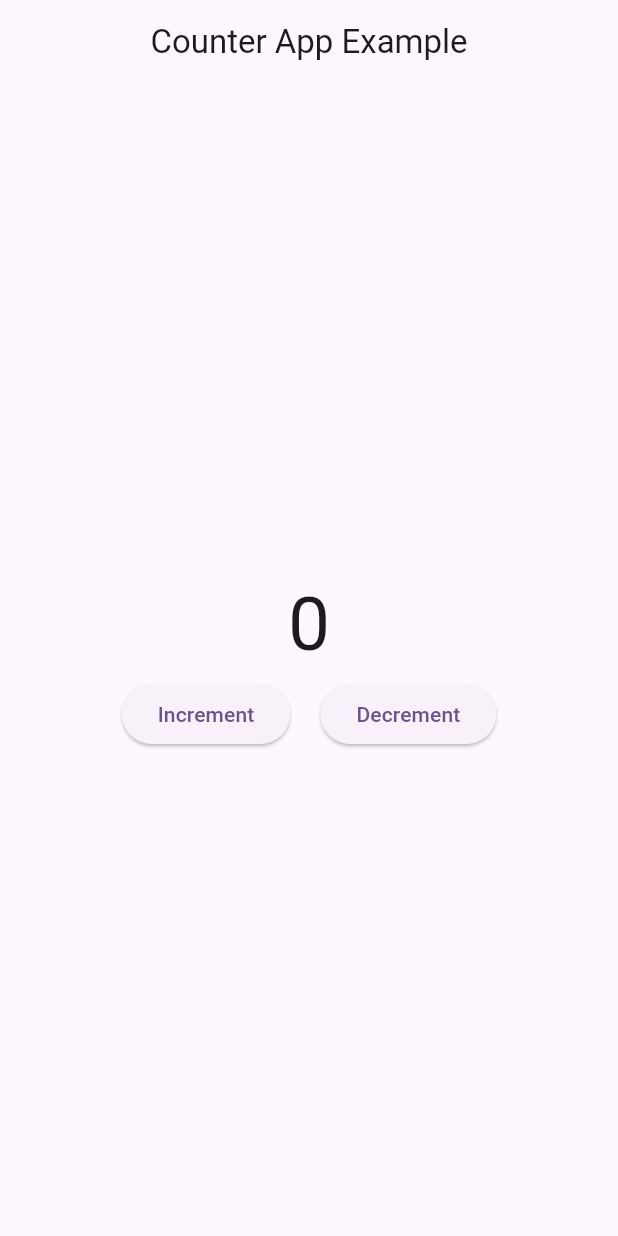
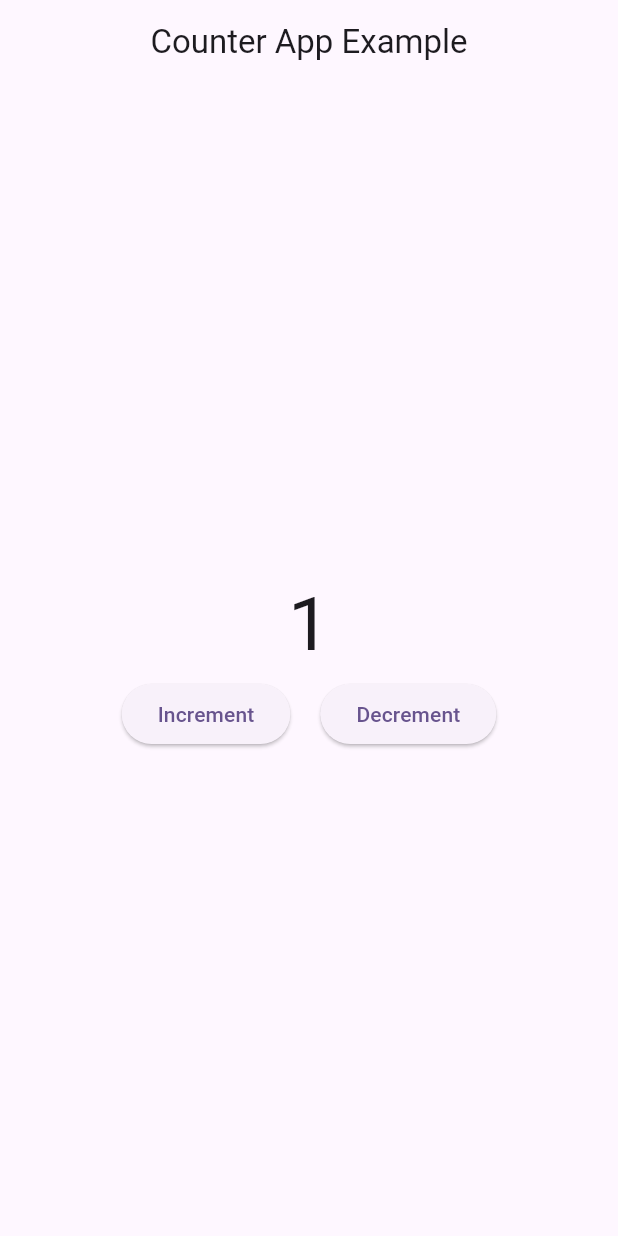
Before and after one commit to waliullah8328/flutter_bloc_project, a Flutter app: the screen it shows after launch, on a phone screen of 412 x 824 dp. Run offline on Flutter 3.47's test engine with Material 3 defaults, Android fonts, the phone set to English and light mode, and no system bars; our stand-ins replace bloc, equatable, flutter_bloc.

Commit message:
counter bloc fully completed

```diff
--- a/lib/bloc/counter/counter_state.dart
+++ b/lib/bloc/counter/counter_state.dart
@@ -5,7 +5,7 @@ class CounterState extends Equatable{
   final int counter;
 
   const CounterState({
-    this.counter=0
+    this.counter=1
   });
 
   CounterState copyWith ({int? counter}){
--- a/lib/main.dart
+++ b/lib/main.dart
@@ -1,5 +1,7 @@
 import 'package:flutter/material.dart';
-import 'package:flutter_bloc_project/ui/counter_screen.dart';
+import 'package:flutter_bloc/flutter_bloc.dart';
+import 'package:flutter_bloc_project/bloc/counter/counter_bloc.dart';
+import 'package:flutter_bloc_project/ui/counter/counter_screen.dart';
 
 void main() {
   runApp(const MyApp());
@@ -11,13 +13,16 @@ class MyApp extends StatelessWidget {
   // This widget is the root of your application.
   @override
   Widget build(BuildContext context) {
-    return MaterialApp(
-      title: 'Flutter Demo',
-      theme: ThemeData(
+    return BlocProvider(
+        create: (_)=>CounterBloc(),
+      child: MaterialApp(
+        title: 'Flutter Demo',
+        theme: ThemeData(
 
-        colorScheme: ColorScheme.fromSeed(seedColor: Colors.deepPurple),
+          colorScheme: ColorScheme.fromSeed(seedColor: Colors.deepPurple),
+        ),
+        home: CounterScreen (),
       ),
-      home: CounterScreen (),
     );
   }
 }
--- a/lib/ui/counter_screen.dart
+++ b/lib/ui/counter/counter_screen.dart
@@ -1,4 +1,8 @@
 import 'package:flutter/material.dart';
+import 'package:flutter_bloc/flutter_bloc.dart';
+import 'package:flutter_bloc_project/bloc/counter/counter_bloc.dart';
+import 'package:flutter_bloc_project/bloc/counter/counter_event.dart';
+import 'package:flutter_bloc_project/bloc/counter/counter_state.dart';
 
 class CounterScreen extends StatefulWidget {
   const CounterScreen({super.key});
@@ -20,15 +24,25 @@ class _CounterScreenState extends State<CounterScreen> {
         mainAxisAlignment: MainAxisAlignment.center,
         crossAxisAlignment: CrossAxisAlignment.center,
         children: [
-          Center(child: Text("0",style: TextStyle(fontSize: 50),)),
+
+          BlocBuilder<CounterBloc,CounterState>(
+              builder: (context, state) {
+                return Center(child: Text(state.counter.toString(),style: TextStyle(fontSize: 50),));
+              },
+          ),
+
           Row(
             mainAxisAlignment: MainAxisAlignment.center,
             crossAxisAlignment: CrossAxisAlignment.center,
             children: [
 
-              ElevatedButton(onPressed: (){}, child: Text("Increment")),
+              ElevatedButton(onPressed: (){
+                context.read<CounterBloc>().add(IncrementCounter());
+              }, child: Text("Increment")),
               SizedBox(width: 20,),
-              ElevatedButton(onPressed: (){}, child: Text("Decrement")),
+              ElevatedButton(onPressed: (){
+                context.read<CounterBloc>().add(DecrementCounter());
+              }, child: Text("Decrement")),
             ],
           )
         ],
```
Also changed, not shown: lib/bloc/counter/counter_bloc.dart (+7 -1 lines).
